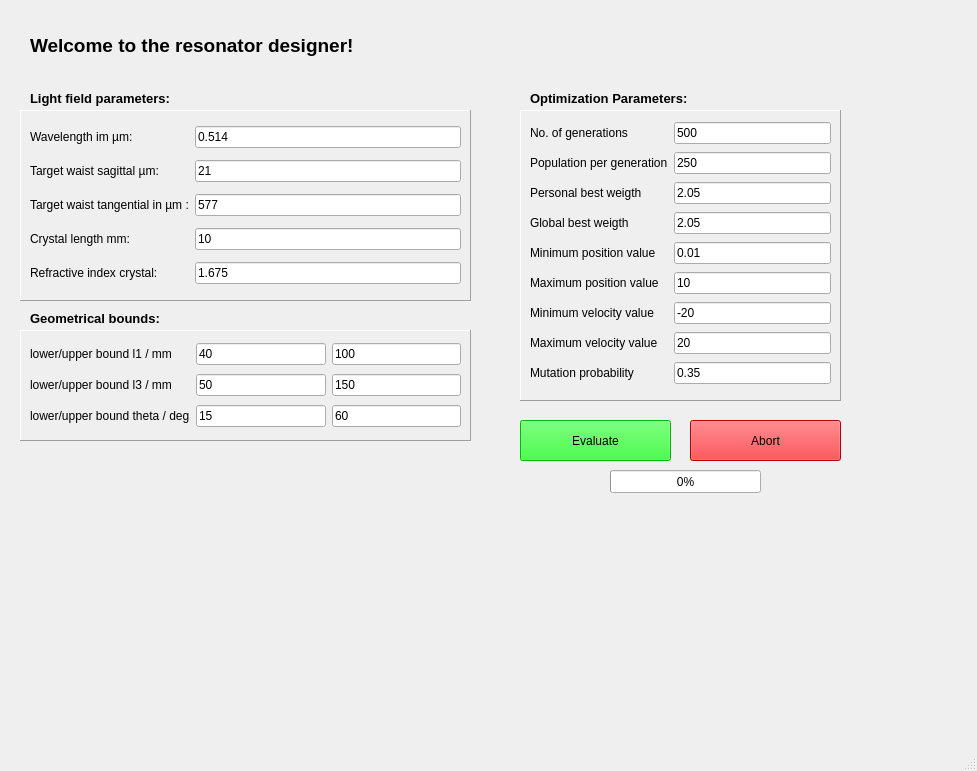
Qt form assets/resonator_window.ui (NiceLaserGuy/GRay-CAD-2) before a commit.
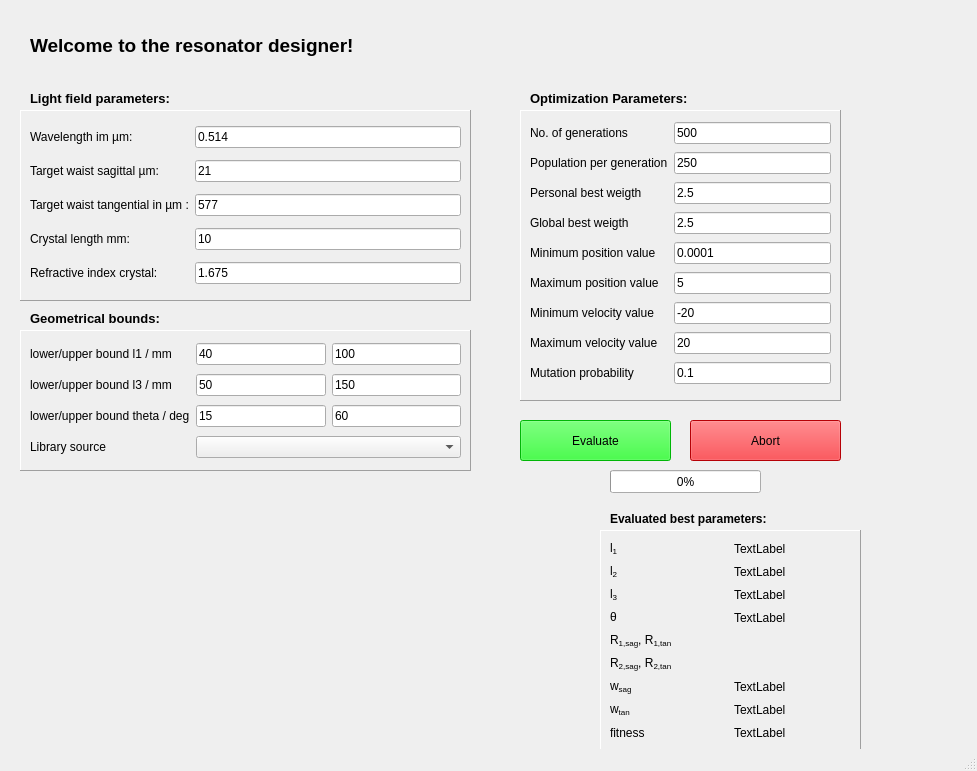
The same form after that commit. Icons and pictures are not drawn.

Commit message: Changes in resonator class, implemented the libraries

Patch:
```diff
--- a/assets/resonator_window.ui
+++ b/assets/resonator_window.ui
@@ -207,7 +207,7 @@
      <item row="5" column="1">
       <widget class="QLineEdit" name="edit_pmax">
        <property name="text">
-        <string>10</string>
+        <string>5</string>
        </property>
       </widget>
      </item>
@@ -235,14 +235,14 @@
      <item row="4" column="1">
       <widget class="QLineEdit" name="edit_pmin">
        <property name="text">
-        <string>0.01</string>
+        <string>0.0001</string>
        </property>
       </widget>
      </item>
      <item row="2" column="1">
       <widget class="QLineEdit" name="edit_phi1_float">
        <property name="text">
-        <string>2.05</string>
+        <string>2.5</string>
        </property>
       </widget>
      </item>
@@ -284,7 +284,7 @@
      <item row="3" column="1">
       <widget class="QLineEdit" name="edit_phi2_float">
        <property name="text">
-        <string>2.05</string>
+        <string>2.5</string>
        </property>
       </widget>
      </item>
@@ -319,7 +319,7 @@
      <item row="8" column="1">
       <widget class="QLineEdit" name="edit_mutation_probability">
        <property name="text">
-        <string>0.35</string>
+        <string>0.1</string>
        </property>
       </widget>
      </item>
@@ -352,7 +352,7 @@
       <x>20</x>
       <y>330</y>
       <width>451</width>
-      <height>111</height>
+      <height>141</height>
      </rect>
     </property>
     <property name="styleSheet">
@@ -368,27 +368,6 @@
      <number>1</number>
     </property>
     <layout class="QGridLayout" name="gridLayout_4">
-     <item row="2" column="0">
-      <widget class="QLabel" name="label_16">
-       <property name="text">
-        <string>lower/upper bound l3 / mm</string>
-       </property>
-      </widget>
-     </item>
-     <item row="0" column="2">
-      <widget class="QLineEdit" name="edit_upper_bound_l1">
-       <property name="text">
-        <string>100</string>
-       </property>
-      </widget>
-     </item>
-     <item row="0" column="1">
-      <widget class="QLineEdit" name="edit_lower_bound_l1">
-       <property name="text">
-        <string>40</string>
-       </property>
-      </widget>
-     </item>
      <item row="0" column="0">
       <widget class="QLabel" name="label_18">
        <property name="styleSheet">
@@ -406,10 +385,20 @@
        </property>
       </widget>
      </item>
-     <item row="3" column="2">
-      <widget class="QLineEdit" name="edit_upper_bound_theta">
+     <item row="3" column="1">
+      <widget class="QLineEdit" name="edit_lower_bound_theta">
+       <property name="toolTip">
+        <string/>
+       </property>
        <property name="text">
-        <string>60</string>
+        <string>15</string>
+       </property>
+      </widget>
+     </item>
+     <item row="0" column="1">
+      <widget class="QLineEdit" name="edit_lower_bound_l1">
+       <property name="text">
+        <string>40</string>
        </property>
       </widget>
      </item>
@@ -420,6 +409,20 @@
        </property>
       </widget>
      </item>
+     <item row="3" column="2">
+      <widget class="QLineEdit" name="edit_upper_bound_theta">
+       <property name="text">
+        <string>60</string>
+       </property>
+      </widget>
+     </item>
+     <item row="2" column="0">
+      <widget class="QLabel" name="label_16">
+       <property name="text">
+        <string>lower/upper bound l3 / mm</string>
+       </property>
+      </widget>
+     </item>
      <item row="2" column="1">
       <widget class="QLineEdit" name="edit_lower_bound_l3">
        <property name="text">
@@ -427,16 +430,23 @@
        </property>
       </widget>
      </item>
-     <item row="3" column="1">
-      <widget class="QLineEdit" name="edit_lower_bound_theta">
-       <property name="toolTip">
-        <string/>
+     <item row="0" column="2">
+      <widget class="QLineEdit" name="edit_upper_bound_l1">
+       <property name="text">
+        <string>100</string>
        </property>
+      </widget>
+     </item>
+     <item row="4" column="0">
+      <widget class="QLabel" name="label_24">
        <property name="text">
-        <string>15</string>
+        <string>Library source</string>
        </property>
       </widget>
      </item>
+     <item row="4" column="1" colspan="2">
+      <widget class="QComboBox" name="comboBox_library_source"/>
+     </item>
     </layout>
    </widget>
    <widget class="QLabel" name="label_19">
@@ -463,8 +473,8 @@
    <widget class="QLabel" name="graphic_resonator">
     <property name="geometry">
      <rect>
-      <x>200</x>
-      <y>510</y>
+      <x>20</x>
+      <y>500</y>
       <width>561</width>
       <height>221</height>
      </rect>
@@ -539,6 +549,155 @@
      <bool>true</bool>
     </property>
    </widget>
+   <widget class="QFrame" name="gridFrame">
+    <property name="geometry">
+     <rect>
+      <x>600</x>
+      <y>530</y>
+      <width>261</width>
+      <height>221</height>
+     </rect>
+    </property>
+    <property name="frameShape">
+     <enum>QFrame::Panel</enum>
+    </property>
+    <property name="frameShadow">
+     <enum>QFrame::Raised</enum>
+    </property>
+    <layout class="QGridLayout" name="gridLayout_2">
+     <item row="1" column="0">
+      <widget class="QLabel" name="label_27">
+       <property name="text">
+        <string>l&lt;sub&gt;2&lt;/sub&gt;</string>
+       </property>
+      </widget>
+     </item>
+     <item row="0" column="1">
+      <widget class="QLabel" name="label_30">
+       <property name="text">
+        <string>TextLabel</string>
+       </property>
+      </widget>
+     </item>
+     <item row="9" column="0">
+      <widget class="QLabel" name="label_33">
+       <property name="text">
+        <string>fitness</string>
+       </property>
+      </widget>
+     </item>
+     <item row="2" column="1">
+      <widget class="QLabel" name="label_35">
+       <property name="text">
+        <string>TextLabel</string>
+       </property>
+      </widget>
+     </item>
+     <item row="3" column="1">
+      <widget class="QLabel" name="label_37">
+       <property name="text">
+        <string>TextLabel</string>
+       </property>
+      </widget>
+     </item>
+     <item row="7" column="0">
+      <widget class="QLabel" name="label_31">
+       <property name="text">
+        <string>w&lt;sub&gt;sag&lt;/sub&gt;</string>
+       </property>
+      </widget>
+     </item>
+     <item row="8" column="1">
+      <widget class="QLabel" name="label_39">
+       <property name="text">
+        <string>TextLabel</string>
+       </property>
+      </widget>
+     </item>
+     <item row="1" column="1">
+      <widget class="QLabel" name="label_34">
+       <property name="text">
+        <string>TextLabel</string>
+       </property>
+      </widget>
+     </item>
+     <item row="5" column="0">
+      <widget class="QLabel" name="label_41">
+       <property name="text">
+        <string>R&lt;sub&gt;1,sag&lt;/sub&gt;, R&lt;sub&gt;1,tan&lt;/sub&gt;</string>
+       </property>
+      </widget>
+     </item>
+     <item row="3" column="0">
+      <widget class="QLabel" name="label_28">
+       <property name="text">
+        <string>&lt;html&gt;&amp;#952;&lt;/html&gt;</string>
+       </property>
+      </widget>
+     </item>
+     <item row="7" column="1">
+      <widget class="QLabel" name="label_38">
+       <property name="text">
+        <string>TextLabel</string>
+       </property>
+      </widget>
+     </item>
+     <item row="9" column="1">
+      <widget class="QLabel" name="label_40">
+       <property name="text">
+        <string>TextLabel</string>
+       </property>
+      </widget>
+     </item>
+     <item row="8" column="0">
+      <widget class="QLabel" name="label_32">
+       <property name="text">
+        <string>w&lt;sub&gt;tan&lt;/sub&gt;</string>
+       </property>
+      </widget>
+     </item>
+     <item row="0" column="0">
+      <widget class="QLabel" name="label_25">
+       <property name="text">
+        <string>l&lt;sub&gt;1&lt;/sub&gt;</string>
+       </property>
+      </widget>
+     </item>
+     <item row="2" column="0">
+      <widget class="QLabel" name="label_26">
+       <property name="text">
+        <string>l&lt;sub&gt;3&lt;/sub&gt;</string>
+       </property>
+      </widget>
+     </item>
+     <item row="6" column="0">
+      <widget class="QLabel" name="label_42">
+       <property name="text">
+        <string>R&lt;sub&gt;2,sag&lt;/sub&gt;, R&lt;sub&gt;2,tan&lt;/sub&gt;</string>
+       </property>
+      </widget>
+     </item>
+    </layout>
+   </widget>
+   <widget class="QLabel" name="label_6">
+    <property name="geometry">
+     <rect>
+      <x>610</x>
+      <y>510</y>
+      <width>201</width>
+      <height>17</height>
+     </rect>
+    </property>
+    <property name="font">
+     <font>
+      <weight>75</weight>
+      <bold>true</bold>
+     </font>
+    </property>
+    <property name="text">
+     <string>Evaluated best parameters:</string>
+    </property>
+   </widget>
   </widget>
   <widget class="QStatusBar" name="statusbar"/>
  </widget>
```
The commit also changes 5 other files.
